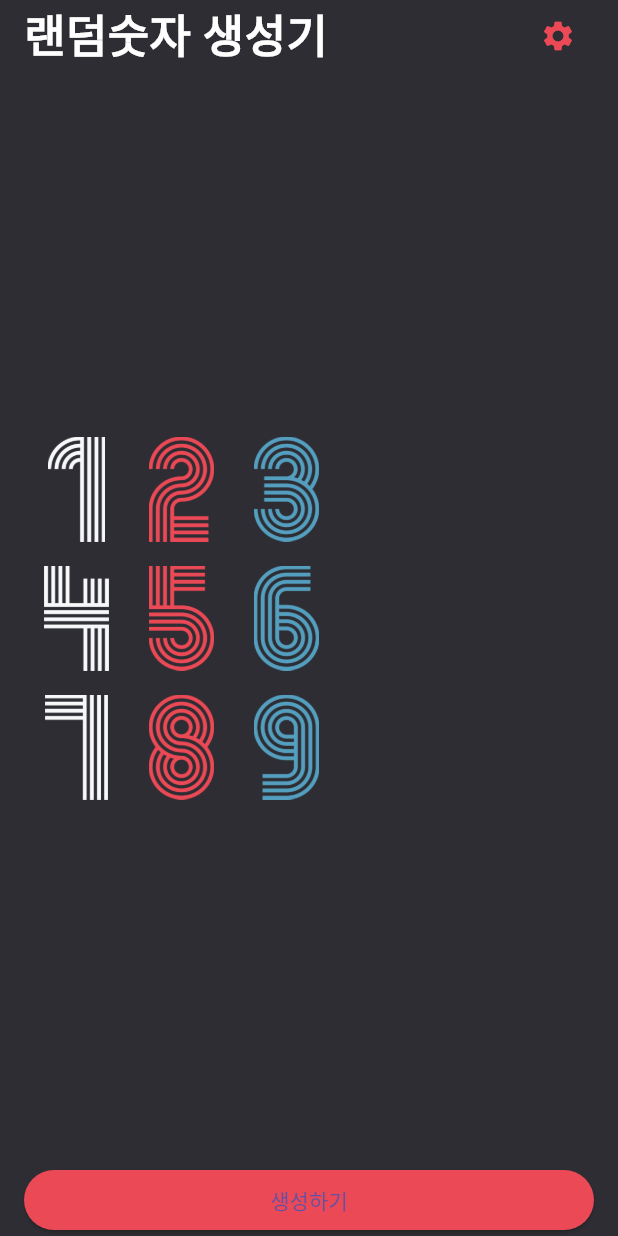
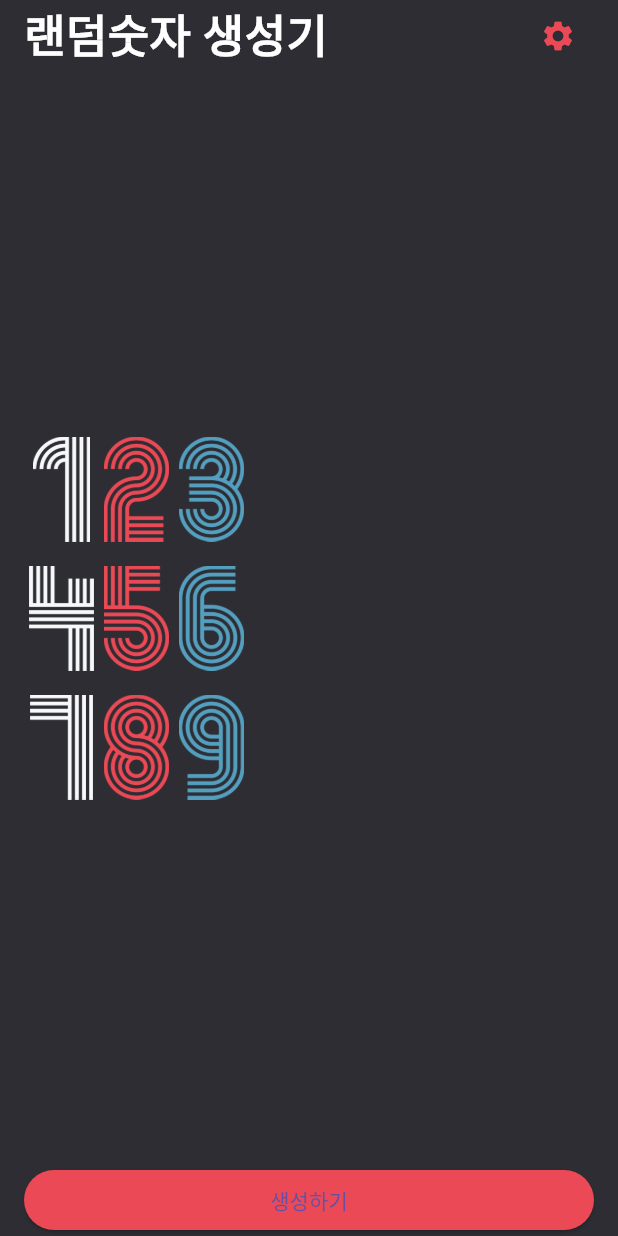
Before and after one commit to hommehyuk/random_number_generator, a Flutter app: the screen it shows after launch, on a phone screen of 412 x 824 dp. Run offline on Flutter 3.47's test engine with Material 3 defaults, Android fonts, the phone set to English and light mode, and no system bars.

Commit message:
다음 스크린에 변수 전달

```diff
--- /dev/null
+++ b/lib/component/number_row.dart
@@ -0,0 +1,27 @@
+import 'package:flutter/material.dart';
+
+class NumberRow extends StatelessWidget {
+  final int number;
+
+  const NumberRow({
+    required this.number,
+    super.key,
+  });
+
+  @override
+  Widget build(BuildContext context) {
+    return Row(
+      children: number
+          .toString()
+          .split('')
+          .map(
+            (e) => Image.asset(
+              'asset/img/$e.png',
+              width: 50.0,
+              height: 70.0,
+            ),
+          )
+          .toList(),
+    );
+  }
+}
--- a/lib/screen/home_screen.dart
+++ b/lib/screen/home_screen.dart
@@ -1,6 +1,7 @@
 import 'dart:math';
 
 import 'package:flutter/material.dart';
+import 'package:random_number_generator/component/number_row.dart';
 import 'package:random_number_generator/constant/color.dart';
 import 'package:random_number_generator/screen/settings_screen.dart';
 
@@ -47,7 +48,9 @@ class _HomeScreenState extends State<HomeScreen> {
     final int? result = await Navigator.of(context).push<int>(
       MaterialPageRoute(
         builder: (BuildContext context) {
-          return SettingsScreen();
+          return SettingsScreen(
+            maxNumber: maxNumber,
+          );
         },
       ),
     );
@@ -127,18 +130,8 @@ class _Body extends StatelessWidget {
             .map(
               (x) => Padding(
                 padding: EdgeInsets.only(bottom: x.key == 2 ? 0 : 16.0),
-                child: Row(
-                  children: x.value
-                      .toString()
-                      .split('')
-                      .map(
-                        (y) => Image.asset(
-                          'asset/img/$y.png',
-                          height: 70.0,
-                          width: 70.0,
-                        ),
-                      )
-                      .toList(),
+                child: NumberRow(
+                  number: x.value,
                 ),
               ),
             )
--- a/lib/screen/settings_screen.dart
+++ b/lib/screen/settings_screen.dart
@@ -1,8 +1,14 @@
 import 'package:flutter/material.dart';
+import 'package:random_number_generator/component/number_row.dart';
 import 'package:random_number_generator/constant/color.dart';
 
 class SettingsScreen extends StatefulWidget {
-  const SettingsScreen({super.key});
+  final int maxNumber;
+
+  const SettingsScreen({
+    required this.maxNumber,
+    super.key,
+  });
 
   @override
   State<SettingsScreen> createState() => _SettingsScreenState();
@@ -10,6 +16,13 @@ class SettingsScreen extends StatefulWidget {
 
 class _SettingsScreenState extends State<SettingsScreen> {
   double maxNumber = 1000;
+
+  @override
+  void initState() {
+    super.initState();
+
+    maxNumber = widget.maxNumber.toDouble();
+  }
 
   @override
   Widget build(BuildContext context) {
@@ -21,42 +34,11 @@ class _SettingsScreenState extends State<SettingsScreen> {
           child: Column(
             crossAxisAlignment: CrossAxisAlignment.stretch,
             children: [
-              Expanded(
-                child: Row(
-                  children: maxNumber
-                      .toInt()
-                      .toString()
-                      .split('')
-                      .map(
-                        (e) => Image.asset(
-                          'asset/img/$e.png',
-                          width: 50.0,
-                          height: 70.0,
-                        ),
-                      )
-                      .toList(),
-                ),
-              ),
-              Slider(
-                value: maxNumber,
-                min: 1000,
-                max: 100000,
-                onChanged: (double val) {
-                  setState(
-                    () {
-                      maxNumber = val;
-                    },
-                  );
-                },
-              ),
-              ElevatedButton(
-                onPressed: () {
-                  Navigator.of(context).pop(maxNumber.toInt());
-                },
-                style: ElevatedButton.styleFrom(
-                  backgroundColor: RED_COLOR,
-                ),
-                child: Text('저장'),
+              _Body(maxNumber: maxNumber),
+              _Footer(
+                maxNumber: maxNumber,
+                onSliderChanged: onSliverChanged,
+                onButtonPressed: onButtonPressed,
               ),
             ],
           ),
@@ -64,4 +46,69 @@ class _SettingsScreenState extends State<SettingsScreen> {
       ),
     );
   }
+
+  void onSliverChanged(double val) {
+    setState(
+      () {
+        maxNumber = val;
+      },
+    );
+  }
+
+  void onButtonPressed() {
+    Navigator.of(context).pop(maxNumber.toInt());
+  }
 }
+
+class _Body extends StatelessWidget {
+  final double maxNumber;
+
+  const _Body({
+    required this.maxNumber,
+    super.key,
+  });
+
+  @override
+  Widget build(BuildContext context) {
+    return Expanded(
+      child: NumberRow(
+        number: maxNumber.toInt(),
+      ),
+    );
+  }
+}
+
+class _Footer extends StatelessWidget {
+  final double maxNumber;
+  final ValueChanged<double>? onSliderChanged;
+  final VoidCallback onButtonPressed;
+
+  const _Footer({
+    required this.maxNumber,
+    required this.onSliderChanged,
+    required this.onButtonPressed,
+    super.key,
+  });
+
+  @override
+  Widget build(BuildContext context) {
+    return Column(
+      crossAxisAlignment: CrossAxisAlignment.stretch,
+      children: [
+        Slider(
+          value: maxNumber,
+          min: 1000,
+          max: 100000,
+          onChanged: onSliderChanged,
+        ),
+        ElevatedButton(
+          onPressed: onButtonPressed,
+          style: ElevatedButton.styleFrom(
+            backgroundColor: RED_COLOR,
+          ),
+          child: Text('저장'),
+        ),
+      ],
+    );
+  }
+}
```
